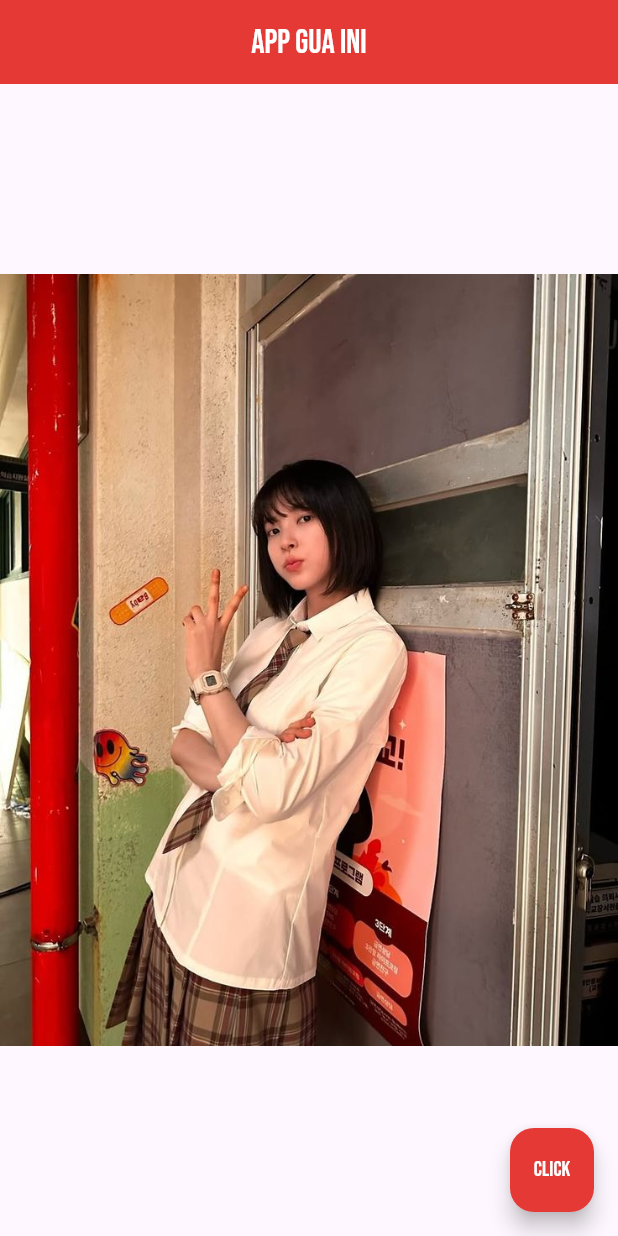
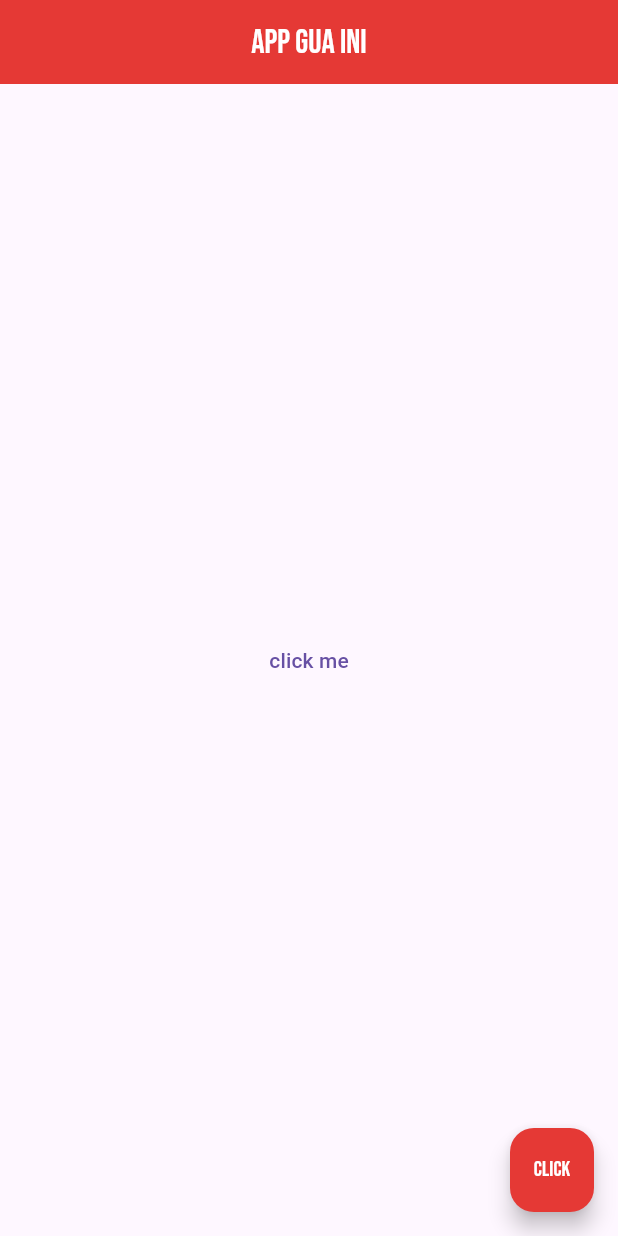
Before and after one commit to AdamJoestar/my_app, a Flutter app: the screen it shows after launch, on a phone screen of 412 x 824 dp. Run offline on Flutter 3.47's test engine with Material 3 defaults, Android fonts, the phone set to English and light mode, and no system bars.

```diff
--- a/lib/main.dart
+++ b/lib/main.dart
@@ -23,7 +23,10 @@ class Home extends StatelessWidget {
         backgroundColor: Colors.red[600],
       ),
       body: Center(
-        child: Image.asset('assets/jingwoo.jpg'),
+        child: TextButton(
+          onPressed : () {},
+          child : Text('click me'),
+        ),
       ),
       floatingActionButton: FloatingActionButton(
         onPressed: () {},
```
